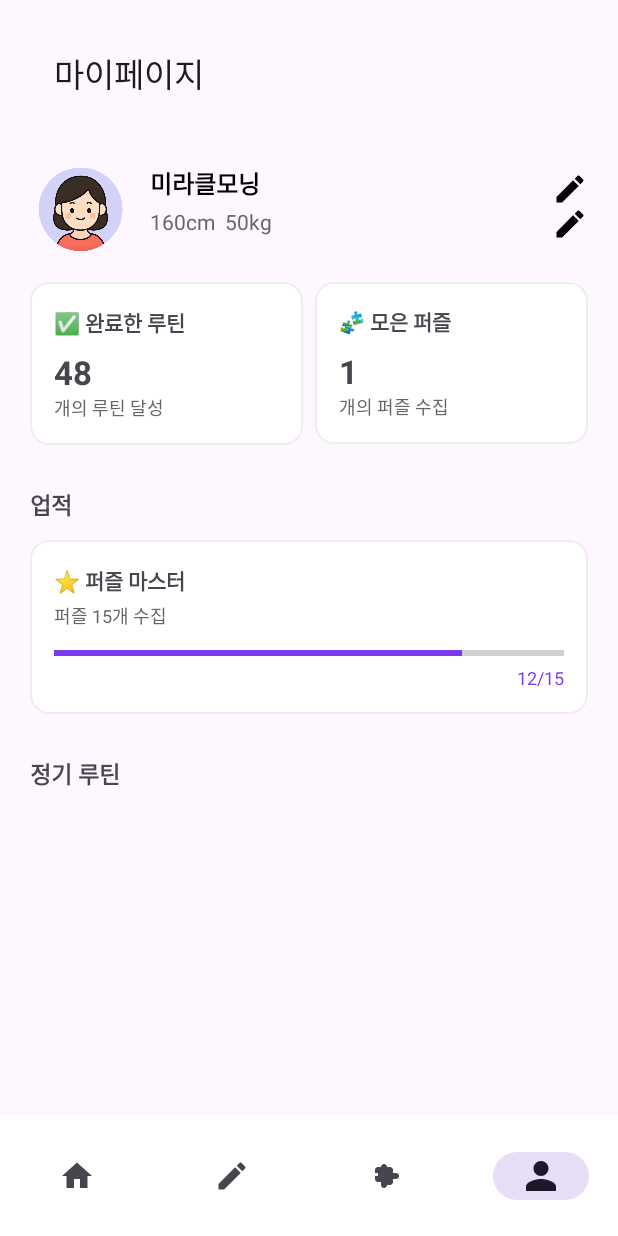
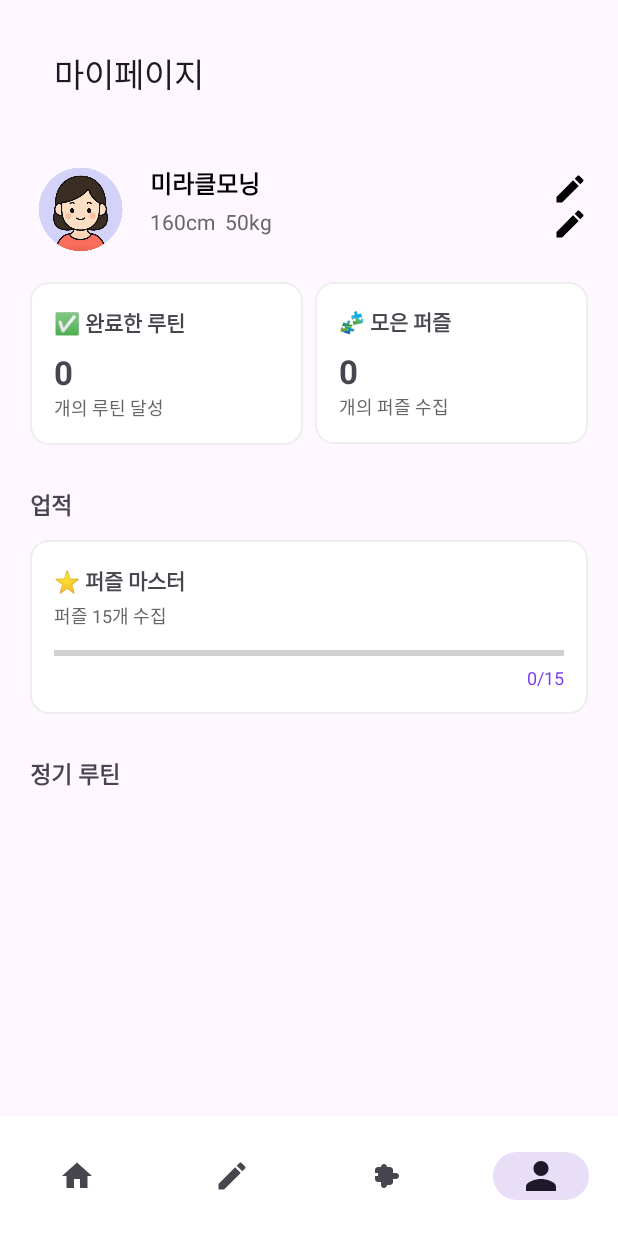
Before and after one commit to healthPuzzle/code, an Android app: the PuzzleActivity screen opened directly, with no data from a screen before it, item 4 of the bottom bar chosen, on a phone screen of 412 x 824 dp. Run offline under Robolectric (Android 15) with nearby library versions, the phone set to English and light mode, and no system bars.

Commit message:
퍼즐 시스템 및 마이페이지 업적 기능 완성

```diff
--- a/app/src/main/java/com/example/healthpuzzle/MyPageActivity.kt
+++ b/app/src/main/java/com/example/healthpuzzle/MyPageActivity.kt
@@ -5,6 +5,7 @@ import android.os.Bundle
 import android.view.View
 import android.widget.EditText
 import android.widget.LinearLayout
+import android.widget.ProgressBar
 import android.widget.TextView
 import androidx.appcompat.app.AlertDialog
 import androidx.appcompat.app.AppCompatActivity
@@ -16,6 +17,29 @@ class MyPageActivity : AppCompatActivity() {
         super.onCreate(savedInstanceState)
         setContentView(R.layout.activity_mypage)
 
+        // 퍼즐 수 카운트 표시
+        val puzzlePrefs = getSharedPreferences("puzzle_data", MODE_PRIVATE)
+        val puzzleCount = puzzlePrefs.getStringSet("collected_puzzles", emptySet())?.size ?: 0
+
+        val puzzleCountView = findViewById<TextView>(R.id.text_puzzle_count)
+        puzzleCountView.text = "$puzzleCount"
+
+        // 퍼즐 마스터 업적 카운터
+        val puzzleMasterCount = puzzlePrefs.getInt("puzzle_master_count", 0)
+        val masterProgress = findViewById<ProgressBar>(R.id.progress_puzzle_master)
+        val masterText = findViewById<TextView>(R.id.text_puzzle_master_count)
+
+        masterProgress.max = 15
+        masterProgress.progress = puzzleMasterCount
+        masterText.text = "$puzzleMasterCount/15"
+
+        // 완료한 루틴 수 카운트 표시
+        val routinePrefs = getSharedPreferences("routine_data", MODE_PRIVATE)
+        val completedCount = routinePrefs.getInt("completed_routine_count", 0)
+
+        val completedTextView = findViewById<TextView>(R.id.text_completed_count)
+        completedTextView.text = "$completedCount"
+
         // 정기 루틴 표시
         val regularRoutines = RoutineManager.getRegularRoutines()
 
@@ -26,12 +50,10 @@ class MyPageActivity : AppCompatActivity() {
             val titleView = routineSection.findViewById<TextView>(R.id.text_regular_title)
             val timeView = routineSection.findViewById<TextView>(R.id.text_regular_time)
 
-            // 루틴 제목과 시간을 설정
             val routine = regularRoutines.first()
             titleView.text = "💪 ${routine.title}"
             timeView.text = routine.time
         }
-
 
         val bottomNavigation: BottomNavigationView = findViewById(R.id.bottom_navigation)
         bottomNavigation.selectedItemId = R.id.nav_mypage
@@ -50,49 +72,41 @@ class MyPageActivity : AppCompatActivity() {
                     startActivity(Intent(this, PuzzleActivity::class.java))
                     true
                 }
-                R.id.nav_mypage -> {
-                    true
-                }
+                R.id.nav_mypage -> true
                 else -> false
             }
         }
     }
 
-    // 이름 수정 다이얼로그
     fun showNameEditDialog(view: View) {
         val dialogView = layoutInflater.inflate(R.layout.dialog_name_edit, null)
         val nameEditText: EditText = dialogView.findViewById(R.id.editTextName)
 
         val builder = AlertDialog.Builder(this)
-        builder.setTitle("이름 변경")
-        builder.setView(dialogView)
-
-        builder.setPositiveButton("확인") { dialog, _ ->
+            .setTitle("이름 변경")
+            .setView(dialogView)
+            .setPositiveButton("확인") { dialog, _ ->
                 val newName = nameEditText.text.toString()
                 dialog.dismiss()
             }
-
-        builder.setNegativeButton("취소") { dialog, _ -> dialog.dismiss() }
+            .setNegativeButton("취소") { dialog, _ -> dialog.dismiss() }
         builder.show()
     }
 
-    // 키/몸무게 수정 다이얼로그
     fun showHeightWeightEditDialog(view: View) {
         val dialogView = layoutInflater.inflate(R.layout.dialog_height_weight_edit, null)
         val heightEditText: EditText = dialogView.findViewById(R.id.editTextHeight)
         val weightEditText: EditText = dialogView.findViewById(R.id.editTextWeight)
 
         val builder = AlertDialog.Builder(this)
-        builder.setTitle("키/몸무게 변경")
-        builder.setView(dialogView)
-
-        builder.setPositiveButton("확인") { dialog, _ ->
+            .setTitle("키/몸무게 변경")
+            .setView(dialogView)
+            .setPositiveButton("확인") { dialog, _ ->
                 val newHeight = heightEditText.text.toString()
                 val newWeight = weightEditText.text.toString()
                 dialog.dismiss()
             }
-
-        builder.setNegativeButton("취소") { dialog, _ -> dialog.dismiss() }
+            .setNegativeButton("취소") { dialog, _ -> dialog.dismiss() }
         builder.show()
     }
 }
--- a/app/src/main/java/com/example/healthpuzzle/PuzzleActivity.kt
+++ b/app/src/main/java/com/example/healthpuzzle/PuzzleActivity.kt
@@ -22,11 +22,6 @@ class PuzzleActivity : AppCompatActivity() {
         PuzzleSection("헬스러", 9, R.id.section_adult),
     )
 
-    private val acquiredMap = mapOf(
-        "헬린이" to listOf(0, 1, 2, 3, 4, 5, 6, 7, 8),
-        "헬스러" to listOf(0, 1, 2, 3),
-    )
-
     private val imageResMap: Map<String, List<Int>> = mapOf(
         "헬린이" to listOf(
             R.drawable.child_0, R.drawable.child_1, R.drawable.child_2, R.drawable.child_3,
@@ -40,7 +35,6 @@ class PuzzleActivity : AppCompatActivity() {
         )
     )
 
-    // 완성 이미지
     private val completeImageMap = mapOf(
         "헬린이" to R.drawable.child,
         "헬스러" to R.drawable.adult
@@ -51,6 +45,10 @@ class PuzzleActivity : AppCompatActivity() {
         binding = ActivityPuzzleBinding.inflate(layoutInflater)
         setContentView(binding.root)
 
+        // ✅ SharedPreferences에서 수집된 퍼즐 불러오기
+        val prefs = getSharedPreferences("puzzle_data", MODE_PRIVATE)
+        val collectedSet = prefs.getStringSet("collected_puzzles", emptySet()) ?: emptySet()
+
         var totalAcquired = 0
         var totalPieces = 0
 
@@ -58,13 +56,16 @@ class PuzzleActivity : AppCompatActivity() {
             val sectionView = findViewById<View>(section.sectionId)
             val sectionBinding = PuzzleSectionBinding.bind(sectionView)
 
-            val acquiredList = acquiredMap[section.title] ?: emptyList()
+            // ✅ 해당 섹션에 수집된 퍼즐 필터링
+            val acquiredList = collectedSet
+                .filter { it.startsWith(section.title) }
+                .map { it.split("-")[1].toInt() }
+
             val imageList = imageResMap[section.title] ?: emptyList()
 
             sectionBinding.puzzleTitle.text = section.title
             sectionBinding.puzzleGrid.removeAllViews()
 
-            // 퍼즐 조각 추가
             for (i in 0 until section.totalCount) {
                 val imageView = ImageView(this).apply {
                     layoutParams = GridLayout.LayoutParams().apply {
@@ -94,7 +95,6 @@ class PuzzleActivity : AppCompatActivity() {
             totalAcquired += acquiredList.size
             totalPieces += section.totalCount
 
-            // 퍼즐 완성 여부에 따라 버튼 상태 조절
             if (acquiredList.size == section.totalCount) {
                 sectionBinding.allPuzzle.isEnabled = true
                 sectionBinding.allPuzzle.backgroundTintList =
@@ -105,7 +105,6 @@ class PuzzleActivity : AppCompatActivity() {
                     ContextCompat.getColorStateList(this, android.R.color.darker_gray)
             }
 
-            // 전체보기 버튼
             sectionBinding.allPuzzle.setOnClickListener {
                 if (acquiredList.size == section.totalCount) {
                     val completeImage = completeImageMap[section.title]
@@ -133,7 +132,7 @@ class PuzzleActivity : AppCompatActivity() {
                     startActivity(Intent(this, RoutineSettingActivity::class.java))
                     true
                 }
-                R.id.nav_puzzle -> true // 현재 페이지
+                R.id.nav_puzzle -> true
                 R.id.nav_mypage -> {
                     startActivity(Intent(this, MyPageActivity::class.java))
                     true
@@ -141,7 +140,6 @@ class PuzzleActivity : AppCompatActivity() {
                 else -> false
             }
         }
-
     }
 
     private fun showZoomDialog(imageResId: Int) {
--- a/app/src/main/java/com/example/healthpuzzle/RoutineAdapter.kt
+++ b/app/src/main/java/com/example/healthpuzzle/RoutineAdapter.kt
@@ -9,7 +9,6 @@ import android.widget.TextView
 import androidx.cardview.widget.CardView
 import androidx.core.content.ContextCompat
 import androidx.recyclerview.widget.RecyclerView
-import com.example.healthpuzzle.R
 
 class RoutineAdapter(
     private val items: MutableList<RoutineItem>,
@@ -31,6 +30,8 @@ class RoutineAdapter(
                     val item = items[position]
                     item.isCompleted = !item.isCompleted
                     notifyItemChanged(position)
+                    //MainActivity에 변경 사실 알리기
+                    onChecked(position)
                 }
             }
             checkIcon.setOnClickListener { toggleComplete() }
--- a/app/src/main/res/layout/activity_main.xml
+++ b/app/src/main/res/layout/activity_main.xml
@@ -44,6 +44,7 @@
                 android:textColor="#7C4DFF"
                 android:textSize="15sp" />
         </LinearLayout>
+
     </LinearLayout>
 
     <!-- 루틴 목록과 버튼이 겹쳐지도록 FrameLayout 사용 -->
--- a/app/src/main/res/layout/activity_mypage.xml
+++ b/app/src/main/res/layout/activity_mypage.xml
@@ -125,9 +125,10 @@
                     android:layout_height="wrap_content" />
 
                 <TextView
+                    android:id="@+id/text_completed_count"
                     android:layout_width="wrap_content"
                     android:layout_height="wrap_content"
-                    android:text="48"
+                    android:text="0"
                     android:textSize="22sp"
                     android:textStyle="bold"
                     android:layout_marginTop="8dp" />
@@ -157,9 +158,10 @@
                     android:layout_height="wrap_content" />
 
                 <TextView
+                    android:id="@+id/text_puzzle_count"
                     android:layout_width="wrap_content"
                     android:layout_height="wrap_content"
-                    android:text="1"
+                    android:text="0"
                     android:textSize="22sp"
                     android:textStyle="bold"
                     android:layout_marginTop="8dp" />
@@ -207,6 +209,7 @@
                 android:layout_marginTop="4dp" />
 
             <ProgressBar
+                android:id="@+id/progress_puzzle_master"
                 android:layout_width="match_parent"
                 android:layout_height="8dp"
                 android:layout_marginTop="12dp"
@@ -217,6 +220,7 @@
                 android:backgroundTint="#E0E0E0" />
 
             <TextView
+                android:id="@+id/text_puzzle_master_count"
                 android:layout_width="wrap_content"
                 android:layout_height="wrap_content"
                 android:text="12/15"
```
Also changed, not shown: app/src/main/java/com/example/healthpuzzle/MainActivity.kt (+39 -31 lines), app/src/main/java/com/example/healthpuzzle/PuzzleManager.kt (+20 -12 lines), app/src/main/java/com/example/healthpuzzle/RoutineSettingActivity.kt (+28 -9 lines). Lines whose indentation alone changed are shown as unchanged.
